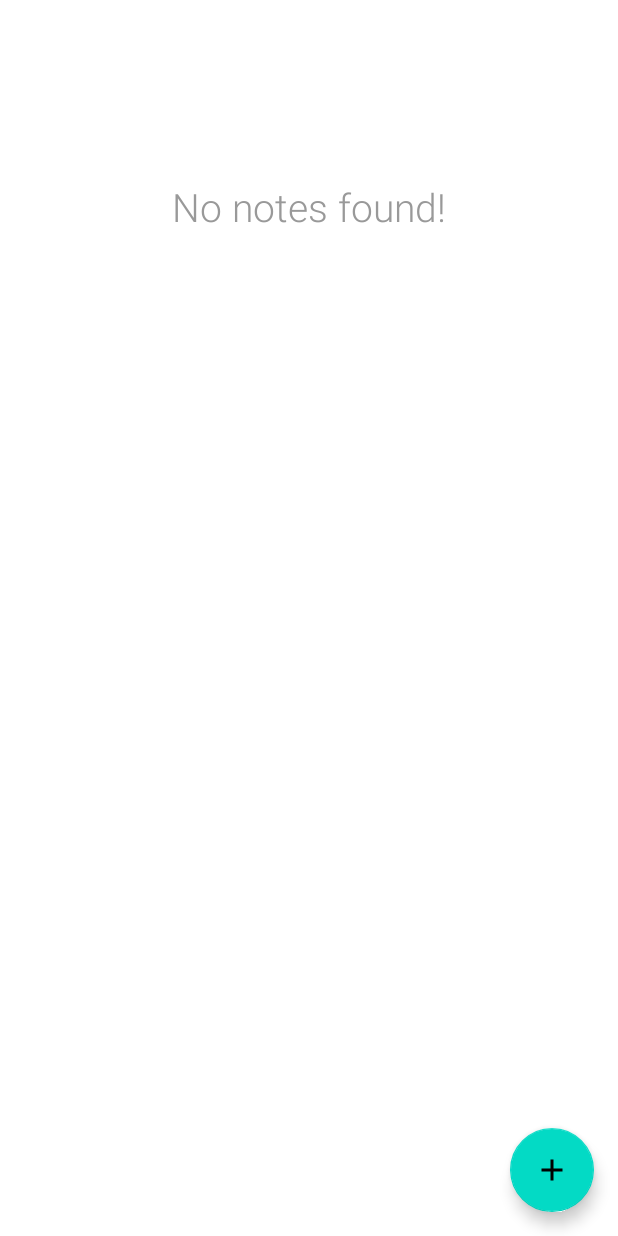
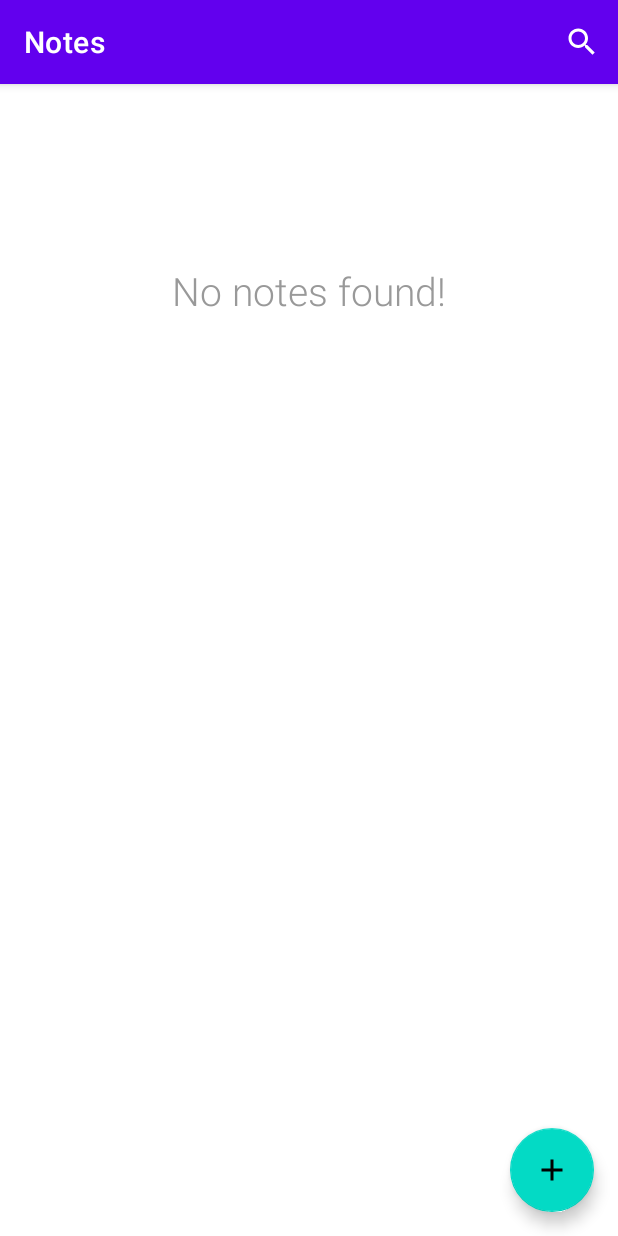
Before and after one commit to RedBiscuits/NoteApp-summer-, an Android app: the screen it shows after launch (MainActivity), on a phone screen of 412 x 824 dp. Run offline under Robolectric (Android 15) with nearby library versions, the phone set to English and light mode, and no system bars.

Commit message:
Applied search functionality

```diff
--- a/app/src/main/java/com/datastructures/notesapp/MainActivity.java
+++ b/app/src/main/java/com/datastructures/notesapp/MainActivity.java
@@ -8,8 +8,13 @@ import android.graphics.drawable.Drawable;
 import android.os.Bundle;
 import android.text.TextUtils;
 import android.view.LayoutInflater;
+import android.view.Menu;
+import android.view.MenuInflater;
+import android.view.MenuItem;
 import android.view.View;
+import android.view.inputmethod.EditorInfo;
 import android.widget.EditText;
+import android.widget.SearchView;
 import android.widget.TextView;
 import android.widget.Toast;
 
@@ -47,6 +52,8 @@ public class MainActivity extends AppCompatActivity {
     protected void onCreate(Bundle savedInstanceState) {
         super.onCreate(savedInstanceState);
         setContentView(R.layout.activity_main);
+        Toolbar toolbar = findViewById(R.id.toolbar);
+        setSupportActionBar(toolbar);
 
         coordinatorLayout = findViewById(R.id.coordinator_layout);
         recyclerView = findViewById(R.id.recycler_view);
@@ -280,5 +287,34 @@ public class MainActivity extends AppCompatActivity {
         itemTouchHelper = new ItemTouchHelper(simpleItemTouchCallback);
         itemTouchHelper.attachToRecyclerView(recyclerView);
     }
+    /*
+    * Showing Search menu option
+    * Used to filter notes
+    * */
 
+    @Override
+    public boolean onCreateOptionsMenu(Menu menu) {
+        MenuInflater menuInflater = getMenuInflater();
+        menuInflater.inflate(R.menu.menu_main, menu);
+
+        MenuItem searchItem = menu.findItem(R.id.action_search);
+        SearchView searchView = (SearchView) searchItem.getActionView();
+
+        searchView.setImeOptions(EditorInfo.IME_ACTION_DONE);
+
+        searchView.setOnQueryTextListener(new SearchView.OnQueryTextListener() {
+            @Override
+            public boolean onQueryTextSubmit(String s) {
+                return false;
+            }
+
+            @Override
+            public boolean onQueryTextChange(String s) {
+                mAdapter.getFilter().filter(s);
+                return false;
+            }
+        });
+
+        return true;
+    }
 }
--- /dev/null
+++ b/app/src/main/res/drawable/ic_search.xml
@@ -0,0 +1,5 @@
+<vector android:height="24dp" android:tint="#FFFFFF"
+    android:viewportHeight="24" android:viewportWidth="24"
+    android:width="24dp" xmlns:android="http://schemas.android.com/apk/res/android">
+    <path android:fillColor="@android:color/white" android:pathData="M15.5,14h-0.79l-0.28,-0.27C15.41,12.59 16,11.11 16,9.5 16,5.91 13.09,3 9.5,3S3,5.91 3,9.5 5.91,16 9.5,16c1.61,0 3.09,-0.59 4.23,-1.57l0.27,0.28v0.79l5,4.99L20.49,19l-4.99,-5zM9.5,14C7.01,14 5,11.99 5,9.5S7.01,5 9.5,5 14,7.01 14,9.5 11.99,14 9.5,14z"/>
+</vector>
--- a/app/src/main/res/layout/activity_main.xml
+++ b/app/src/main/res/layout/activity_main.xml
@@ -9,6 +9,21 @@
 
     <include layout="@layout/content_main" />
 
+    <com.google.android.material.appbar.AppBarLayout
+        android:layout_width="match_parent"
+        android:layout_height="wrap_content"
+        android:theme="@style/AppTheme.AppBarOverlay">
+
+        <androidx.appcompat.widget.Toolbar
+            android:id="@+id/toolbar"
+            android:layout_width="match_parent"
+            app:title="@string/app_name"
+            android:layout_height="?attr/actionBarSize"
+            android:background="?attr/colorPrimary"
+            app:popupTheme="@style/AppTheme.PopupOverlay" />
+
+    </com.google.android.material.appbar.AppBarLayout>
+
     <com.google.android.material.floatingactionbutton.FloatingActionButton
         android:id="@+id/fab"
         android:layout_width="wrap_content"
--- a/app/src/main/res/layout/note_list_row.xml
+++ b/app/src/main/res/layout/note_list_row.xml
@@ -24,7 +24,7 @@
         android:textColor="@color/colorAccent"
         android:textSize="@dimen/dot_text_size"
         app:layout_constraintStart_toStartOf="parent"
-        app:layout_constraintTop_toTopOf="@+id/note" />
+        app:layout_constraintTop_toBottomOf="@+id/timestamp" />
 
     <TextView
         android:id="@+id/timestamp"
--- a/app/src/main/res/menu/menu_main.xml
+++ b/app/src/main/res/menu/menu_main.xml
@@ -1,10 +1,11 @@
 <menu xmlns:android="http://schemas.android.com/apk/res/android"
     xmlns:app="http://schemas.android.com/apk/res-auto"
     xmlns:tools="http://schemas.android.com/tools"
-    tools:context="info.androidhive.sqlite.view.MainActivity">
+    tools:context="com.datastructures.notesapp.MainActivity">
     <item
-        android:id="@+id/action_settings"
-        android:orderInCategory="100"
-        android:title="@string/action_settings"
-        app:showAsAction="never" />
+        android:id="@+id/action_search"
+        android:icon="@drawable/ic_search"
+        android:title="@string/action_search"
+        app:actionViewClass="android.widget.SearchView"
+        app:showAsAction="ifRoom" />
 </menu>
--- a/app/src/main/res/values/strings.xml
+++ b/app/src/main/res/values/strings.xml
@@ -1,6 +1,6 @@
 <resources>
     <string name="app_name">Notes</string>
-    <string name="action_settings">Settings</string>
+    <string name="action_search">Search</string>
     <string name="activity_title_home">Notes</string>
     <string name="msg_no_notes">No notes found!</string>
     <string name="lbl_new_note_title">New Note Title</string>
```
Also changed, not shown: app/src/main/java/com/datastructures/notesapp/adapters/NotesAdapter.java (+43 -1 lines).
